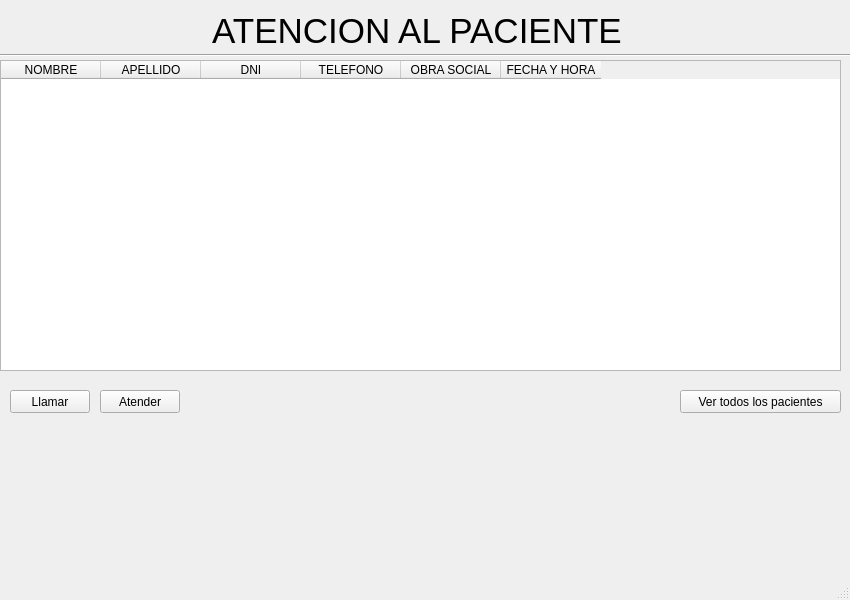
Before: the Qt Designer form diseños_qt/llamado_al_paciente.ui in FeliFaule/PROYECTO-FINAL, drawn with Qt 5.
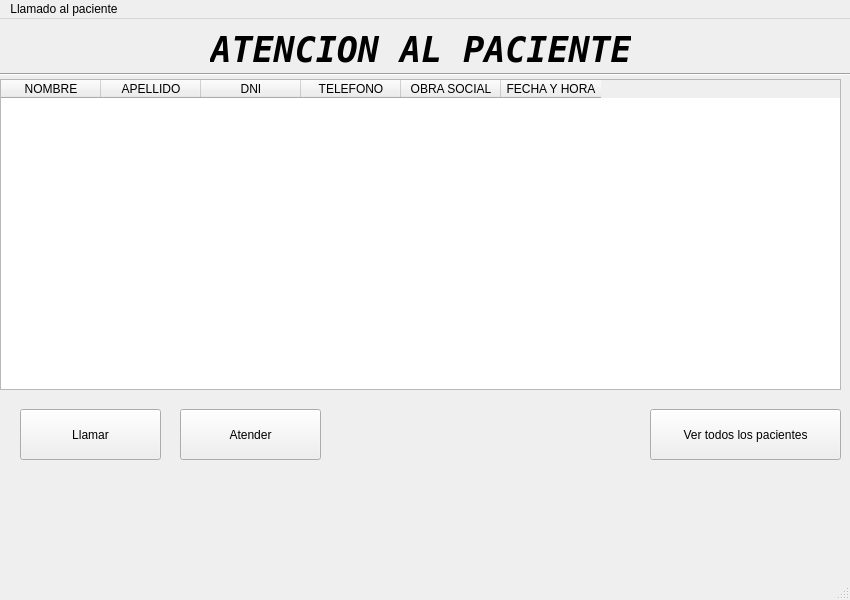
After: the same form once the commit is applied.

```diff
--- a/diseños_qt/llamado_al_paciente.ui
+++ b/diseños_qt/llamado_al_paciente.ui
@@ -37,13 +37,17 @@
      <rect>
       <x>210</x>
       <y>10</y>
-      <width>414</width>
+      <width>421</width>
       <height>42</height>
      </rect>
     </property>
     <property name="font">
      <font>
+      <family>DejaVu Sans Mono</family>
       <pointsize>26</pointsize>
+      <weight>75</weight>
+      <italic>true</italic>
+      <bold>true</bold>
      </font>
     </property>
     <property name="text">
@@ -117,10 +121,10 @@
    <widget class="QPushButton" name="llamar_button">
     <property name="geometry">
      <rect>
-      <x>10</x>
+      <x>20</x>
       <y>390</y>
-      <width>80</width>
-      <height>23</height>
+      <width>141</width>
+      <height>51</height>
      </rect>
     </property>
     <property name="text">
@@ -130,10 +134,10 @@
    <widget class="QPushButton" name="atender_button">
     <property name="geometry">
      <rect>
-      <x>100</x>
+      <x>180</x>
       <y>390</y>
-      <width>80</width>
-      <height>23</height>
+      <width>141</width>
+      <height>51</height>
      </rect>
     </property>
     <property name="text">
@@ -143,10 +147,10 @@
    <widget class="QPushButton" name="pacientes_button">
     <property name="geometry">
      <rect>
-      <x>680</x>
+      <x>650</x>
       <y>390</y>
-      <width>161</width>
-      <height>23</height>
+      <width>191</width>
+      <height>51</height>
      </rect>
     </property>
     <property name="text">
@@ -163,6 +167,12 @@
      <height>20</height>
     </rect>
    </property>
+   <widget class="QMenu" name="menuLlamado_al_paciente">
+    <property name="title">
+     <string>Llamado al paciente</string>
+    </property>
+   </widget>
+   <addaction name="menuLlamado_al_paciente"/>
   </widget>
   <widget class="QStatusBar" name="statusbar"/>
  </widget>
```
